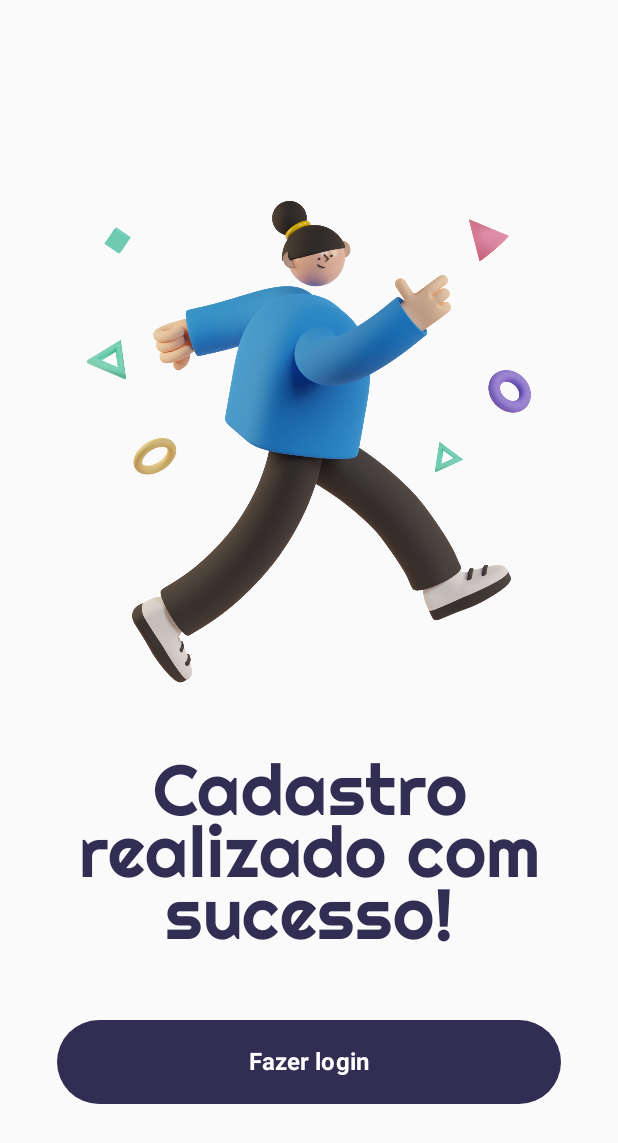
After one commit to beatriznonato/Mobiefy, an Android app built with Jetpack Compose: the SuccessScreen screen opened through its navigation route, on a phone screen of 412 x 824 dp. The commit adds this screen. Shown: the top 1143 px of the screen. Run offline under Robolectric (Android 15) with nearby library versions, the phone set to English and light mode, and no system bars; our stand-ins replace Firebase (no records; nobody signed in at launch, a user with empty details on screens opened directly).

Commit message:
feat: add success screen to signup screen

```diff
--- a/app/src/main/java/app/mobiefy/navigation/Navigation.kt
+++ b/app/src/main/java/app/mobiefy/navigation/Navigation.kt
@@ -13,6 +13,7 @@ import app.mobiefy.ui.screens.loginscreen.LoginScreen
 import app.mobiefy.ui.screens.loginscreen.LoginViewModel
 import app.mobiefy.ui.screens.signupscreen.SignUpScreen
 import app.mobiefy.ui.screens.signupscreen.SignUpViewModel
+import app.mobiefy.ui.screens.signupscreen.SuccessScreen
 import app.mobiefy.ui.screens.welcomescreen.WelcomeScreen
 import kotlinx.coroutines.launch
 import org.koin.androidx.compose.koinViewModel
@@ -61,6 +62,9 @@ fun Navigation() {
                 }
             )
         }
+        composable(Routes.Success.route) {
+            SuccessScreen(navController = navController)
+        }
         composable(Routes.Home.route) {
             HomeScreen(navController = navController)
         }
--- a/app/src/main/java/app/mobiefy/navigation/Routes.kt
+++ b/app/src/main/java/app/mobiefy/navigation/Routes.kt
@@ -5,4 +5,5 @@ sealed class Routes(val route: String) {
     object Login : Routes("login")
     object SignUp : Routes("signup")
     object Home : Routes("home")
+    object Success : Routes("success")
 }
--- a/app/src/main/java/app/mobiefy/ui/screens/signupscreen/SignUpScreen.kt
+++ b/app/src/main/java/app/mobiefy/ui/screens/signupscreen/SignUpScreen.kt
@@ -217,7 +217,7 @@ fun SignUpScreen(
                         }
 
                         if (uiState.success) {
-                            navController.navigate(Routes.Login.route)
+                            navController.navigate(Routes.Success.route)
                         }
                         Spacer(modifier = Modifier.height(20.dp))
                     }
--- /dev/null
+++ b/app/src/main/java/app/mobiefy/ui/screens/signupscreen/SuccessScreen.kt
@@ -0,0 +1,65 @@
+package app.mobiefy.ui.screens.signupscreen
+
+import androidx.compose.foundation.Image
+import androidx.compose.foundation.layout.Arrangement
+import androidx.compose.foundation.layout.Column
+import androidx.compose.foundation.layout.Spacer
+import androidx.compose.foundation.layout.fillMaxHeight
+import androidx.compose.runtime.Composable
+import androidx.compose.ui.Modifier
+import androidx.compose.ui.unit.dp
+import androidx.compose.ui.unit.sp
+import androidx.compose.foundation.layout.padding
+import androidx.compose.ui.res.painterResource
+import androidx.compose.foundation.layout.widthIn
+import androidx.compose.material3.Text
+import androidx.compose.ui.text.font.Font
+import androidx.compose.ui.text.font.FontFamily
+import androidx.compose.ui.text.style.TextAlign
+import androidx.navigation.NavHostController
+import app.mobiefy.R
+import app.mobiefy.ui.composables.ButtonDefault
+import androidx.compose.foundation.layout.fillMaxWidth
+import androidx.compose.foundation.layout.height
+import androidx.compose.ui.Alignment
+import app.mobiefy.navigation.Routes
+import app.mobiefy.ui.theme.primary
+import app.mobiefy.ui.theme.white
+
+@Composable
+fun SuccessScreen(navController: NavHostController) {
+    Column(
+        modifier = Modifier
+            .padding(38.dp),
+        horizontalAlignment = Alignment.CenterHorizontally,
+        verticalArrangement = Arrangement.spacedBy(41.dp)
+    ){
+        Spacer(modifier = Modifier.fillMaxHeight(0.071f),)
+        Image(
+            painter = painterResource(id = R.drawable.success),
+            contentDescription = "Success background screen",
+
+            modifier = Modifier
+                .widthIn(max = 300.dp)
+        )
+        Text(
+            text = "Cadastro realizado com sucesso!",
+            fontSize = 47.sp,
+            lineHeight = 41.sp,
+            textAlign = TextAlign.Center,
+            letterSpacing = 0.47.sp,
+            fontFamily = FontFamily(Font(R.font.righteous)),
+            color = primary
+        )
+        ButtonDefault(
+            text = "Fazer login",
+            btnColor = primary,
+            textColor = white,
+            modifier = Modifier.fillMaxWidth(),
+            onClick = {
+                navController.navigate(Routes.Login.route)
+            }
+        )
+        Spacer(modifier = Modifier.height(65.dp))
+    }
+}
```
